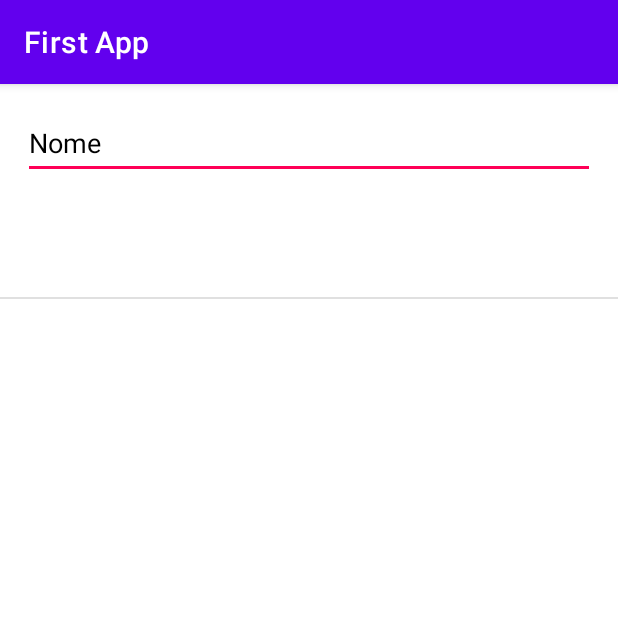
After one commit to EllitonDias/FirstApp, an Android app: the ListV screen opened directly, with no data from a screen before it, on a phone screen of 412 x 824 dp, the top half of it. The commit adds this screen. Run offline under Robolectric (Android 15) with nearby library versions, the phone set to English and light mode, and no system bars.

Commit message:
Add files via upload

```diff
--- a/FirstApp/app/src/main/AndroidManifest.xml
+++ b/FirstApp/app/src/main/AndroidManifest.xml
@@ -9,6 +9,9 @@
         android:roundIcon="@mipmap/ic_launcher_round"
         android:supportsRtl="true"
         android:theme="@style/Theme.FirstApp">
+        <activity
+            android:name=".ListV"
+            android:exported="false" />
         <activity
             android:name=".MainActivity2"
             android:exported="false" />
--- /dev/null
+++ b/FirstApp/app/src/main/java/br/com/ufc/firstapp/ListV.java
@@ -0,0 +1,31 @@
+package br.com.ufc.firstapp;
+
+import android.os.Bundle;
+import android.widget.ArrayAdapter;
+import android.widget.EditText;
+import android.widget.ListView;
+
+import androidx.appcompat.app.AppCompatActivity;
+
+import java.util.ArrayList;
+import java.util.List;
+
+public class ListV extends AppCompatActivity {
+    ListView listView;
+    EditText nome;
+    @Override
+    protected void onCreate(Bundle savedInstanceState) {
+        super.onCreate(savedInstanceState);
+        setContentView(R.layout.activity_list_view);
+        listView = findViewById(R.id.list_view_Lista);
+        nome = findViewById(R.id.editTextTextPersonName);
+
+        String editName = nome.getText().toString();
+        List<String> nome = new ArrayList<>();
+        nome.add(editName);
+        ArrayAdapter<String> adapter = new ArrayAdapter<>(this, android.R.layout.simple_list_item_1,nome);
+        listView.setAdapter(adapter);
+    }
+
+
+}
--- /dev/null
+++ b/FirstApp/app/src/main/res/layout/activity_list_view.xml
@@ -0,0 +1,26 @@
+<?xml version="1.0" encoding="utf-8"?>
+<LinearLayout xmlns:android="http://schemas.android.com/apk/res/android"
+    xmlns:app="http://schemas.android.com/apk/res-auto"
+    xmlns:tools="http://schemas.android.com/tools"
+    android:layout_width="match_parent"
+    android:layout_height="match_parent"
+    tools:context=".ListV"
+    android:orientation="vertical">
+
+    <EditText
+        android:id="@+id/editTextTextPersonName"
+        android:layout_width="match_parent"
+        android:layout_height="wrap_content"
+        android:layout_margin="15dp"
+        android:ems="10"
+        android:hint="Nome"
+        android:inputType="textPersonName"
+        android:minHeight="48dp"
+        android:textColorHint="@color/black" />
+
+    <ListView
+        android:id="@+id/list_view_Lista"
+        android:layout_width="match_parent"
+        android:layout_height="match_parent"
+        android:layout_marginTop="15dp" />
+</LinearLayout>
```
Also changed, not shown: FirstApp/app/src/main/java/br/com/ufc/firstapp/MainActivity.java (+26 -12 lines), FirstApp/app/src/main/java/br/com/ufc/firstapp/MainActivity2.java (+3 -4 lines).
